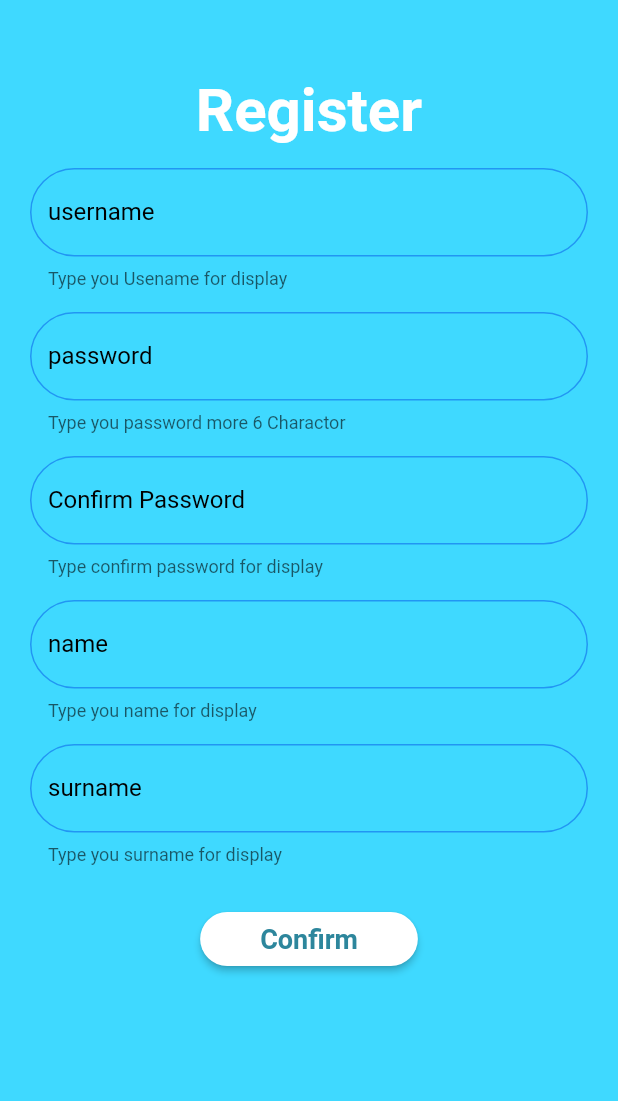
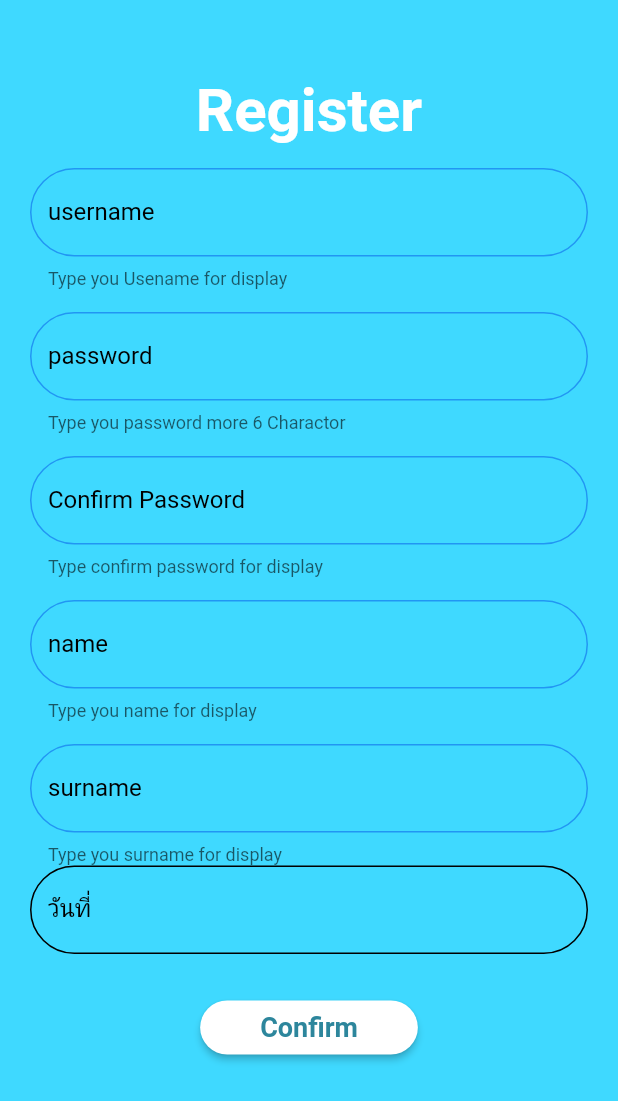
Before and after one commit to nutcras/caregiver, a Flutter app: the PageOne screen opened by its route, on a phone screen of 412 x 824 dp. Shown: the top 1101 px of the screen. Run offline on Flutter 3.47's test engine with Material 2 defaults, Android fonts, the phone set to English and light mode, and no system bars; our stand-ins replace flutter_easyloading, google_maps_flutter, intl_phone_field, shared_preferences; missing offline and left inert: age_calculator; accounts and stored records are empty.

Commit message:
ver20-06-65

```diff
--- a/lib/views/editorprofile/profile_name.dart
+++ b/lib/views/editorprofile/profile_name.dart
@@ -1,6 +1,5 @@
 import 'package:flutter/material.dart';
 import 'package:flutter_appcare/configs/api.dart';
-
 import '../../models/text_model2.dart';
 
 class ProfileName extends StatefulWidget {
--- a/lib/views/login/register.dart
+++ b/lib/views/login/register.dart
@@ -107,6 +107,27 @@ class _Register extends State<PageOne> {
                   textError: 'Please fill you surname in the blank',
                   helperText: 'Type you surname for display',
                 ),
+                TextFormField(
+                  controller: picdate,
+                  readOnly: true,
+                  onTap: () {
+                    newDate();
+                  },
+                  decoration: const InputDecoration(
+                    labelText: 'วันที่',
+                    labelStyle: TextStyle(color: Color.fromARGB(255, 0, 0, 0)),
+                    hintStyle: TextStyle(color: Color.fromARGB(255, 0, 0, 0)),
+                    enabledBorder: OutlineInputBorder(
+                        borderSide: BorderSide(
+                            color: Color.fromARGB(255, 0, 0, 0), width: 1),
+                        borderRadius: BorderRadius.all(Radius.circular(100))),
+                    focusedBorder: OutlineInputBorder(
+                        borderSide: BorderSide(
+                            color: Color.fromARGB(255, 23, 142, 239),
+                            width: 1.5),
+                        borderRadius: BorderRadius.all(Radius.circular(100))),
+                  ),
+                ),
                 const SizedBox(
                   height: 15,
                 ),
@@ -121,7 +142,7 @@ class _Register extends State<PageOne> {
                     print('สมัครสมาชิก');
 
                     await checkRegister(username.text, password.text, name.text,
-                        surname.text, context);
+                        surname.text, picdate.text, context);
                   },
                   child: Text(
                     'Confirm',
--- a/pubspec.yaml
+++ b/pubspec.yaml
@@ -27,6 +27,7 @@ dependencies:
   age_calculator: ^1.0.0
   flutter_launcher_icons: ^0.9.2
   flutter_svg: ^1.0.3
+  intl_phone_field: ^3.1.0
 flutter_icons:
   android: "launcher_icon"
   image_path: "assets/images/LOGOAPP.png"
```
Also changed, not shown: lib/configs/api.dart (+27 -2 lines), lib/views/editorprofile/profile_address.dart (added, +37 -0 lines), lib/views/editorprofile/profile_phone.dart (added, +70 -0 lines), lib/views/profile.dart (+14 -10 lines), pubspec.lock.
